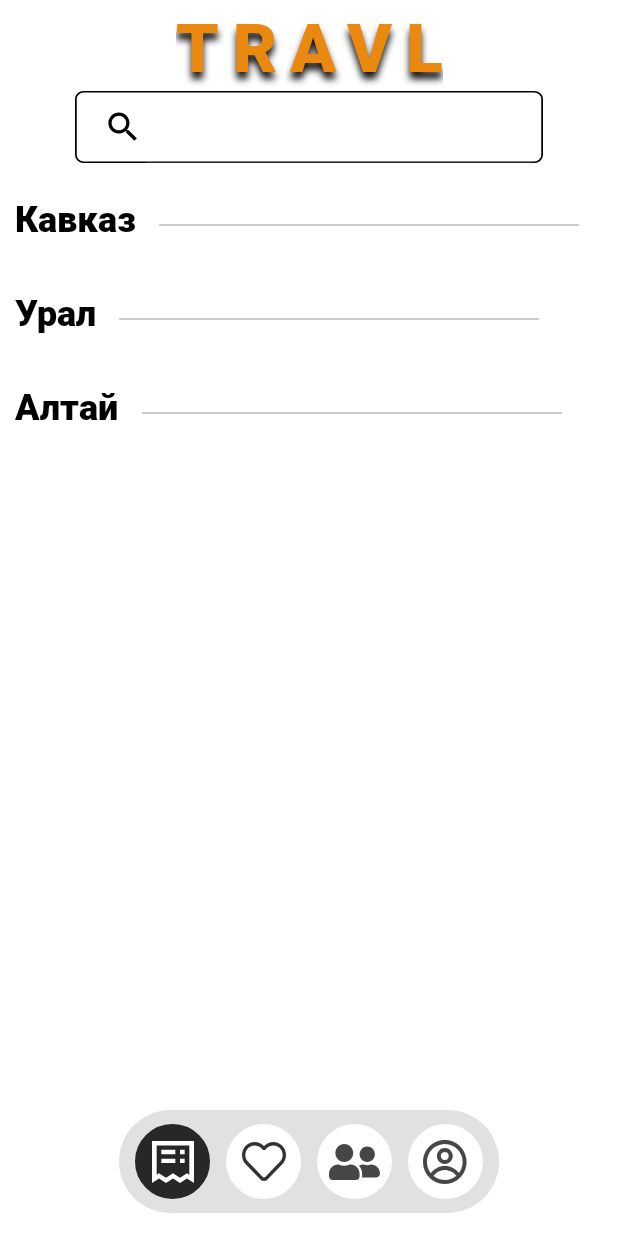
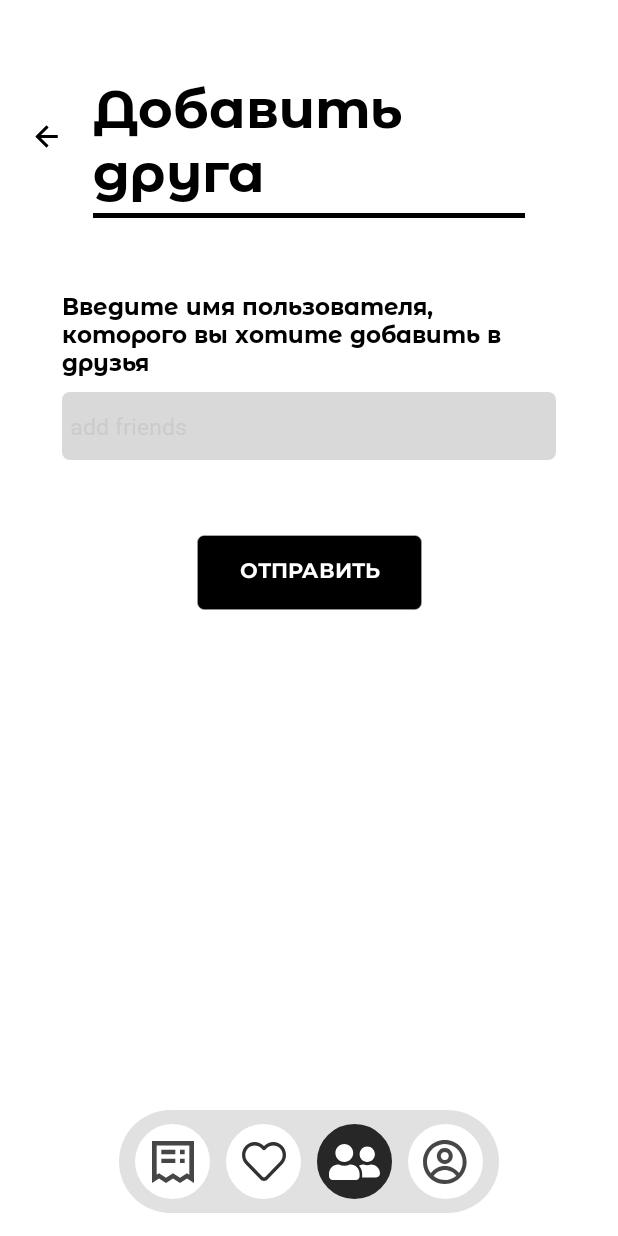
Before and after one commit to smoliskem/Travl, an Android app built with Jetpack Compose: the screen it shows after launch once a user with an empty profile is signed in (MainActivity), on a phone screen of 412 x 824 dp. Run offline under Robolectric (Android 15) with nearby library versions, the phone set to English and light mode, and no system bars; our stand-ins replace Firebase (no records; nobody signed in at launch, a user with empty details on screens opened directly).

Commit message:
Добавила страничку добавления друзей

```diff
--- a/app/src/main/java/com/example/travl/MainActivity.kt
+++ b/app/src/main/java/com/example/travl/MainActivity.kt
@@ -10,10 +10,10 @@ class MainActivity : AppCompatActivity() {
 
     override fun onCreate(savedInstanceState: Bundle?) {
         super.onCreate(savedInstanceState)
-        setContentView(R.layout.activity_main)
+        setContentView(R.layout.add_friend_page2)
 
-        val navHostFragment =
-            supportFragmentManager.findFragmentById(R.id.nav_host_fragment) as NavHostFragment
-        navController = navHostFragment.navController
+    //val navHostFragment =
+    //  supportFragmentManager.findFragmentById(R.id.nav_host_fragment) as NavHostFragment
+    //navController = navHostFragment.navController
     }
 }
--- /dev/null
+++ b/app/src/main/res/drawable/send_btn_asset.xml
@@ -0,0 +1,11 @@
+<vector xmlns:android="http://schemas.android.com/apk/res/android"
+    android:width="153dp"
+    android:height="50dp"
+    android:viewportWidth="153"
+    android:viewportHeight="50">
+  <path
+      android:pathData="M5,0.25L148,0.25A4.75,4.75 0,0 1,152.75 5L152.75,45A4.75,4.75 0,0 1,148 49.75L5,49.75A4.75,4.75 0,0 1,0.25 45L0.25,5A4.75,4.75 0,0 1,5 0.25z"
+      android:strokeWidth="0.5"
+      android:fillColor="#000000"
+      android:strokeColor="#B8B8B8"/>
+</vector>
--- /dev/null
+++ b/app/src/main/res/layout/add_friend_page2.xml
@@ -0,0 +1,205 @@
+<?xml version="1.0" encoding="utf-8"?>
+<androidx.constraintlayout.widget.ConstraintLayout xmlns:android="http://schemas.android.com/apk/res/android"
+    xmlns:app="http://schemas.android.com/apk/res-auto"
+    xmlns:tools="http://schemas.android.com/tools"
+    android:layout_width="match_parent"
+    android:layout_height="match_parent"
+    android:background="@color/white"
+    tools:context=".pages.JointPlansPage">
+
+    <androidx.constraintlayout.widget.ConstraintLayout
+        android:layout_width="match_parent"
+        android:layout_height="match_parent"
+        app:layout_constraintStart_toStartOf="parent"
+        app:layout_constraintTop_toTopOf="parent">
+
+        <ImageButton
+            android:id="@+id/backBtn"
+            android:layout_width="42dp"
+            android:layout_height="42dp"
+            android:layout_marginStart="10dp"
+            android:layout_marginTop="70dp"
+            android:background="@drawable/rounded_button"
+            android:contentDescription="@string/main"
+            android:src="@drawable/arrow_back"
+            app:layout_constraintStart_toStartOf="parent"
+            app:layout_constraintTop_toTopOf="parent"
+            tools:ignore="TouchTargetSizeCheck" />
+
+    </androidx.constraintlayout.widget.ConstraintLayout>
+
+    <androidx.constraintlayout.widget.ConstraintLayout
+        android:id="@+id/linearLayout4"
+        android:layout_width="0dp"
+        android:layout_height="wrap_content"
+        app:layout_constraintWidth_percent="0.7"
+        android:paddingTop="51dp"
+        android:orientation="vertical"
+        app:layout_constraintEnd_toEndOf="parent"
+        app:layout_constraintStart_toStartOf="parent"
+        app:layout_constraintTop_toTopOf="parent">
+
+        <TextView
+            android:id="@+id/profile1"
+            android:layout_width="wrap_content"
+            android:layout_height="wrap_content"
+            android:fontFamily="@font/montserratalternates_bold"
+            android:includeFontPadding="false"
+            android:text="Добавить"
+            android:textColor="#000000"
+            android:textSize="35sp"
+            app:layout_constraintStart_toStartOf="parent"
+            app:layout_constraintTop_toTopOf="parent" />
+
+        <TextView
+            android:id="@+id/profile2"
+            android:layout_width="wrap_content"
+            android:layout_height="wrap_content"
+            android:fontFamily="@font/montserratalternates_bold"
+            android:includeFontPadding="false"
+            android:text="друга"
+            android:textColor="#000000"
+            android:textSize="35sp"
+            app:layout_constraintTop_toBottomOf="@id/profile1"
+            app:layout_constraintStart_toStartOf="parent"/>
+
+        <View
+            android:id="@+id/divider"
+            android:layout_width="0dp"
+            android:layout_height="3dp"
+            android:layout_marginTop="5dp"
+            android:background="#000000"
+            app:layout_constraintTop_toBottomOf="@id/profile2"
+            app:layout_constraintStart_toStartOf="parent"/>
+
+    </androidx.constraintlayout.widget.ConstraintLayout>
+
+    <androidx.constraintlayout.widget.ConstraintLayout
+        android:id="@+id/search_friend"
+        android:layout_width="0dp"
+        android:layout_height="wrap_content"
+        app:layout_constraintEnd_toEndOf="parent"
+        app:layout_constraintStart_toStartOf="parent"
+        app:layout_constraintTop_toBottomOf="@+id/linearLayout4"
+        app:layout_constraintWidth_percent="0.80">
+
+        <TextView
+            android:id="@+id/profile3"
+            android:layout_width="wrap_content"
+            android:layout_height="wrap_content"
+            android:layout_centerHorizontal="true"
+            android:fontFamily="@font/montserratalternates_bold"
+            android:includeFontPadding="false"
+            android:text="Введите имя пользователя, которого
+вы хотите добавить в друзья"
+            android:layout_marginTop="50dp"
+            android:textColor="#000000"
+            android:textSize="15sp"
+            app:layout_constraintEnd_toEndOf="parent"
+            app:layout_constraintStart_toStartOf="parent"
+            app:layout_constraintTop_toTopOf="parent" />
+
+        <EditText
+            android:id="@+id/editTextEmail"
+            android:layout_width="match_parent"
+            android:layout_height="45dp"
+            android:layout_marginTop="10dp"
+            android:background="@drawable/rounded_btn_5"
+            android:backgroundTint="#D9D9D9"
+            android:fontFamily="@font/roboto_regular"
+            android:hint="@string/friend"
+            android:inputType="textEmailAddress"
+            android:paddingHorizontal="5dp"
+            android:textColor="@color/dark_grey"
+            android:textColorHint="@color/soft_grey"
+            android:textFontWeight="300"
+            android:textSize="15sp"
+            app:cornerRadius="10dp"
+            app:layout_constraintEnd_toEndOf="parent"
+            app:layout_constraintStart_toStartOf="parent"
+            app:layout_constraintTop_toBottomOf="@id/profile3"
+            tools:ignore="TouchTargetSizeCheck" />
+
+        <Button
+            android:id="@+id/button3"
+            android:layout_width="150dp"
+            android:layout_height="50dp"
+            android:layout_marginTop="50dp"
+            android:text="Отправить"
+            android:fontFamily="@font/montserrat_bold"
+            android:background="@drawable/send_btn_asset"
+            app:layout_constraintEnd_toEndOf="parent"
+            app:layout_constraintStart_toStartOf="parent"
+            app:layout_constraintTop_toBottomOf="@+id/editTextEmail" />
+
+    </androidx.constraintlayout.widget.ConstraintLayout>
+
+
+
+    <LinearLayout
+        android:id="@+id/linearLayout"
+        android:layout_width="wrap_content"
+        android:layout_height="wrap_content"
+        android:layout_gravity="center"
+        android:layout_marginBottom="15dp"
+        android:background="@drawable/rounded_bar_background"
+        android:orientation="horizontal"
+        android:padding="9dp"
+        app:layout_constraintBottom_toBottomOf="parent"
+        app:layout_constraintEnd_toEndOf="parent"
+        app:layout_constraintStart_toStartOf="parent">
+
+        <ImageButton
+            android:id="@+id/main_page_btn"
+            android:layout_width="50dp"
+            android:layout_height="50dp"
+            android:layout_gravity="center"
+            android:layout_marginStart="1dp"
+            android:layout_marginEnd="5dp"
+            android:layout_weight="1"
+            android:background="@drawable/rounded_button"
+            android:contentDescription="@string/main"
+            android:padding="10dp"
+            android:src="@drawable/main_page_icon" />
+
+        <ImageButton
+            android:id="@+id/my_plans_btn"
+            android:layout_width="50dp"
+            android:layout_height="50dp"
+            android:layout_gravity="center"
+            android:layout_marginStart="5dp"
+            android:layout_marginEnd="5dp"
+            android:layout_weight="1"
+            android:background="@drawable/rounded_button"
+            android:contentDescription="@string/plans"
+            android:padding="10dp"
+            android:src="@drawable/plans_icon" />
+
+        <ImageButton
+            android:id="@+id/joint_plans_btn"
+            android:layout_width="50dp"
+            android:layout_height="50dp"
+            android:layout_gravity="center"
+            android:layout_marginStart="5dp"
+            android:layout_marginEnd="5dp"
+            android:layout_weight="1"
+            android:background="@drawable/rounded_button_black"
+            android:contentDescription="@string/friends"
+            android:padding="10dp"
+            android:src="@drawable/friends_icon_white" />
+
+        <ImageButton
+            android:id="@+id/profile_btn"
+            android:layout_width="50dp"
+            android:layout_height="50dp"
+            android:layout_gravity="center"
+            android:layout_marginStart="5dp"
+            android:layout_marginEnd="1dp"
+            android:layout_weight="1"
+            android:background="@drawable/rounded_button"
+            android:contentDescription="@string/profile"
+            android:padding="10dp"
+            android:src="@drawable/profile_icon" />
+
+    </LinearLayout>
+</androidx.constraintlayout.widget.ConstraintLayout>
--- a/app/src/main/res/values/strings.xml
+++ b/app/src/main/res/values/strings.xml
@@ -41,4 +41,5 @@
     <string name="score">Оценка</string>
     <string name="flag">Флаг</string>
     <string name="exit">Выйти из аккаунта</string>
+    <string name="friend">add friends</string>
 </resources>
--- a/build.gradle.kts
+++ b/build.gradle.kts
@@ -1,6 +1,6 @@
 // Top-level build file where you can add configuration options common to all sub-projects/modules.
 plugins {
-    id("com.android.application") version "8.7.3" apply false
+    id("com.android.application") version "8.8.0" apply false
     id("org.jetbrains.kotlin.android") version "1.9.25" apply false
     id("com.google.gms.google-services") version "4.4.2" apply false
 }
```
Also changed, not shown: app/src/main/res/font/montserratalternates_bold.ttf (added).
